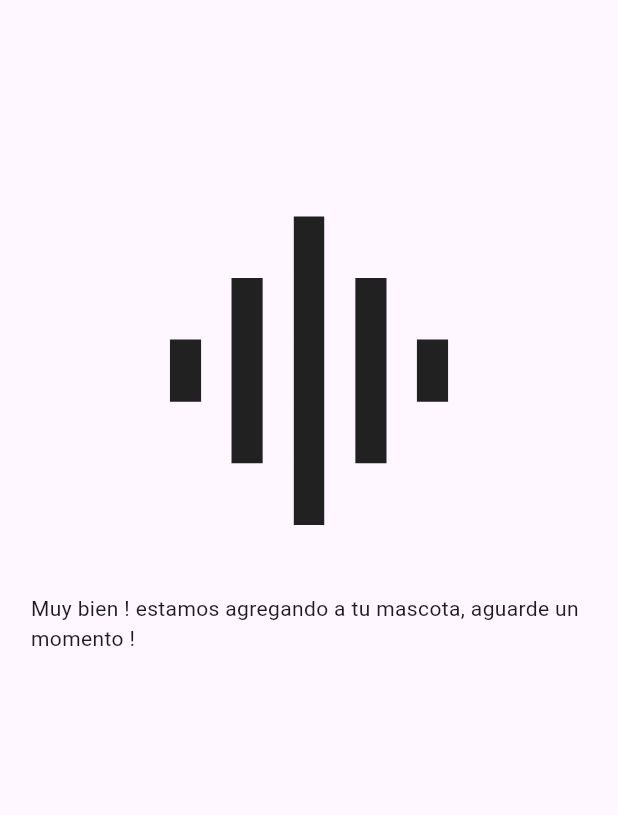
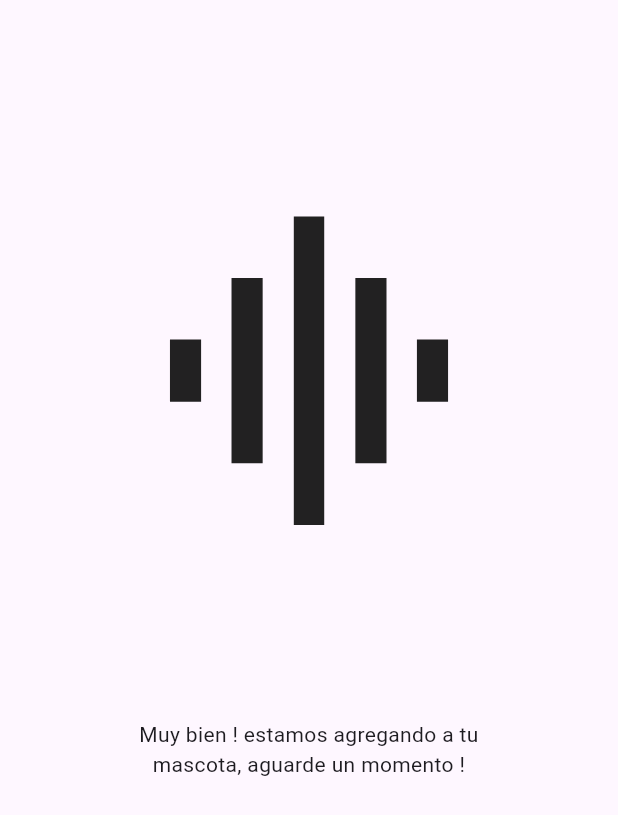
Before and after one commit to MaxiMaidana/mypets, a Flutter app: the PetAddedCorrectPage screen opened by its route, on a phone screen of 412 x 824 dp. Shown: the top 815 px of the screen. Run offline on Flutter 3.47's test engine with Material 2 defaults, Android fonts, the phone set to English and light mode, and no system bars; drawn by our look-alikes of carousel_slider, loader_overlay; our stand-ins replace cached_network_image, cloud_firestore, firebase_auth, firebase_core, flutter_map, font_awesome_flutter and 10 more; accounts and stored records are empty.

Commit message:
se agrega carousel widget a pagina de mascota agregada

```diff
--- a/lib/core/pages/page_with_widget_at_end.dart
+++ b/lib/core/pages/page_with_widget_at_end.dart
@@ -3,11 +3,11 @@ import 'package:sizer/sizer.dart';
 
 class PageWithWitgetAtEnd extends StatelessWidget {
   final Widget widgetEnd;
-  final String bodyText;
+  final Widget textWidget;
   const PageWithWitgetAtEnd({
     super.key,
     required this.widgetEnd,
-    this.bodyText = '',
+    required this.textWidget,
   });
 
   @override
@@ -24,7 +24,7 @@ class PageWithWitgetAtEnd extends StatelessWidget {
                 size: 30.h,
               ),
               SizedBox(height: 3.h),
-              Text(bodyText),
+              textWidget,
               const Spacer(),
               widgetEnd,
               SizedBox(height: 2.h),
--- a/lib/feature/new_pet/presentation/getx/new_pet_controller.dart
+++ b/lib/feature/new_pet/presentation/getx/new_pet_controller.dart
@@ -1,3 +1,4 @@
+import 'package:carousel_slider/carousel_controller.dart';
 import 'package:flutter/material.dart';
 import 'package:image_picker/image_picker.dart';
 
@@ -25,6 +26,8 @@ class NewPetController extends GetxController {
   final TextEditingController sizeController = TextEditingController();
   final TextEditingController weigthController = TextEditingController();
 
+  final CarouselController carouselController = CarouselController();
+
   final NewPetProvider _newPetProvider = NewPetProvider();
 
   final _petController = Get.find<PetsController>();
@@ -35,8 +38,11 @@ class NewPetController extends GetxController {
   Rx<PetModel> petModel = PetModel.init().obs;
   Rx<DateTime?> dateTimeToBirthDate = DateTime(2000).obs;
   ErrorModel? errorModel;
-  RxString petMessage =
+  RxString textWaithing =
       'Muy bien ! estamos agregando a tu mascota, aguarde un momento !'.obs;
+  RxString textMoreWaithing = ''.obs;
+  RxString textCompleteGood = ''.obs;
+  RxString textError = ''.obs;
 
   @override
   void dispose() {
@@ -75,15 +81,23 @@ class NewPetController extends GetxController {
       await _newPetProvider.addNewPet(
           _firebaseController.firebaseAuth.currentUser!.uid, petModel.value);
       await Future.delayed(const Duration(seconds: 2));
-      petMessage.value = 'Un momento mas, retoques finales :P';
+      textWaithing.value = '';
+      textMoreWaithing.value = 'Un momento mas, retoques finales :P';
+      carouselController.nextPage();
       await Future.delayed(const Duration(seconds: 2));
       await _petController.getPets();
-      petMessage.value =
-          'Buenisimo !!!!!! Ya tenes tu pefil creado !! Ahora ya podes agregar a tu primer mascota, queres?';
+      textMoreWaithing.value = '';
+      textCompleteGood.value =
+          'Buenisimo !!!!!! Ya agregaste a tu mascota !! Ahora podes agregar sus datos veterinarios, queres?';
+      carouselController.nextPage();
       _homeController.index.value = 0;
     } catch (e) {
       _homeController.index.value = 0;
-      petMessage.value = 'Ohhhh, algo anduvo mal :(';
+      textWaithing.value = '';
+      textMoreWaithing.value = '';
+      textCompleteGood.value = '';
+      textError.value = 'Ohhhh, algo anduvo mal :(';
+      carouselController.nextPage();
     }
   }
 }
--- a/lib/feature/new_pet/presentation/view/pet_added_complete_pv.dart
+++ b/lib/feature/new_pet/presentation/view/pet_added_complete_pv.dart
@@ -1,6 +1,8 @@
+import 'package:carousel_slider/carousel_slider.dart';
 import 'package:flutter/material.dart';
 import 'package:get/get.dart';
 import 'package:go_router/go_router.dart';
+import 'package:sizer/sizer.dart';
 
 import '../../../../core/pages/page_with_widget_at_end.dart';
 import '../../../../core/routes/routes.dart';
@@ -14,12 +16,50 @@ class PetAddedCompletePV extends GetWidget<NewPetController> {
   Widget build(BuildContext context) {
     return Obx(
       () => PageWithWitgetAtEnd(
-        bodyText: controller.petMessage.value,
+        textWidget: CarouselSlider(
+          carouselController: controller.carouselController,
+          options: CarouselOptions(
+            autoPlay: false,
+            pauseAutoPlayOnManualNavigate: true,
+            enableInfiniteScroll: false,
+            pauseAutoPlayInFiniteScroll: true,
+          ),
+          items: [
+            Container(
+              padding: const EdgeInsets.symmetric(horizontal: 10),
+              width: 100.w,
+              child: Center(
+                child: Text(
+                  controller.textWaithing.value,
+                  textAlign: TextAlign.center,
+                ),
+              ),
+            ),
+            Container(
+              padding: const EdgeInsets.symmetric(horizontal: 10),
+              width: 100.w,
+              child: Center(
+                child: Text(
+                  controller.textMoreWaithing.value,
+                  textAlign: TextAlign.center,
+                ),
+              ),
+            ),
+            Container(
+              padding: const EdgeInsets.symmetric(horizontal: 10),
+              width: 100.w,
+              child: Center(
+                child: Text(
+                  controller.textCompleteGood.value,
+                  textAlign: TextAlign.center,
+                ),
+              ),
+            ),
+          ],
+        ),
         widgetEnd: Column(
           children: [
-            controller.petMessage.value.contains('estamos agregando') ||
-                    controller.petMessage.value.contains('retoques finales') ||
-                    controller.petMessage.value.contains('algo anduvo mal')
+            controller.textCompleteGood.value == ''
                 ? Container()
                 : controller.errorModel == null
                     ? ButtonCustom.principal(
@@ -27,14 +67,13 @@ class PetAddedCompletePV extends GetWidget<NewPetController> {
                         onPress: () {},
                       )
                     : Container(),
-            controller.petMessage.value.contains('estamos agregando') ||
-                    controller.petMessage.value.contains('retoques finales')
+            controller.textWaithing.value != '' ||
+                    controller.textMoreWaithing.value != ''
                 ? Container()
                 : ButtonCustom.principal(
-                    text:
-                        controller.petMessage.value.contains('algo anduvo mal')
-                            ? 'Ir al Home :/'
-                            : 'Omitir',
+                    text: controller.textError.value != ''
+                        ? 'Ir al Home :/'
+                        : 'Omitir',
                     onPress: () {
                       context.go(Routes.home);
                       Get.delete<NewPetController>(force: true);
--- a/lib/feature/register/presentation/view/phone/email_verified_p_v.dart
+++ b/lib/feature/register/presentation/view/phone/email_verified_p_v.dart
@@ -14,8 +14,8 @@ class EmailVerifiedPV extends GetWidget<RegisterController> {
   @override
   Widget build(BuildContext context) {
     return PageWithWitgetAtEnd(
-      bodyText:
-          'Genial ! Ya tenes tu cuenta validada, ahora vamos a pedirte unos datos para poder completar tu perfil =D',
+      textWidget: const Text(
+          'Genial ! Ya tenes tu cuenta validada, ahora vamos a pedirte unos datos para poder completar tu perfil =D'),
       widgetEnd: Column(
         children: [
           ButtonCustom.principal(
--- a/lib/feature/register/presentation/view/phone/register_complete_pv.dart
+++ b/lib/feature/register/presentation/view/phone/register_complete_pv.dart
@@ -13,8 +13,8 @@ class RegisterCompletePV extends StatelessWidget {
   @override
   Widget build(BuildContext context) {
     return PageWithWitgetAtEnd(
-      bodyText:
-          'Buenisimo !!!!!! Ya tenes tu pefil creado !! Ahora ya podes agregar a tu primer mascota, queres?',
+      textWidget: const Text(
+          'Buenisimo !!!!!! Ya tenes tu pefil creado !! Ahora ya podes agregar a tu primer mascota, queres?'),
       widgetEnd: Column(
         children: [
           ButtonCustom.principal(
--- a/lib/feature/register/presentation/view/phone/waithing_validation_p_v.dart
+++ b/lib/feature/register/presentation/view/phone/waithing_validation_p_v.dart
@@ -15,7 +15,7 @@ class WaithingValidationPV extends GetWidget<RegisterController> {
   @override
   Widget build(BuildContext context) {
     return PageWithWitgetAtEnd(
-      bodyText: 'Enviamos un email para validar tu cuenta.',
+      textWidget: const Text('Enviamos un email para validar tu cuenta.'),
       widgetEnd: Column(
         children: [
           Row(
```
Also changed, not shown: lib/feature/profile/presentation/view/profile_phone_view.dart (+4 -3 lines).
